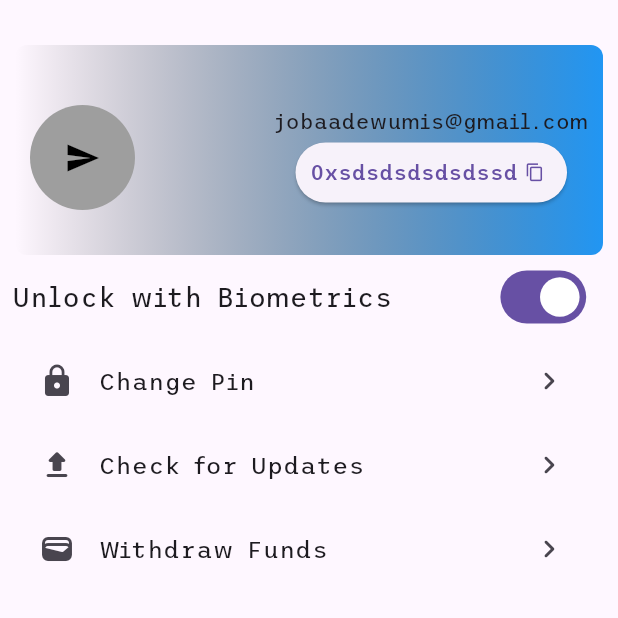
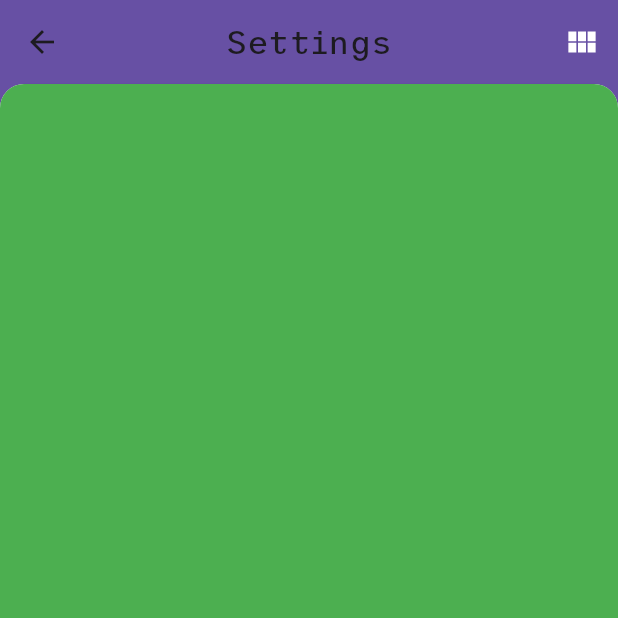
Before and after one commit to Owo-mi/Owo-Mi, a Flutter app: the SettingsScreen screen opened directly, on a phone screen of 412 x 824 dp, the top half of it. Run offline on Flutter 3.47's test engine with Material 3 defaults, Android fonts, the phone set to English and light mode, and no system bars; drawn by our look-alikes of backdrop; our stand-ins replace another_flushbar, dio, flutter_riverpod, flutter_svg, go_router, local_auth and 2 more; missing offline and left inert: flutter_inappwebview, sui, zklogin; accounts and stored records are empty.

Commit message:
Skelenton and functionality for backdrop page

```diff
--- a/Frontend/owomi/lib/ui/screens/settings/settings.dart
+++ b/Frontend/owomi/lib/ui/screens/settings/settings.dart
@@ -1,3 +1,4 @@
+import 'package:backdrop/backdrop.dart';
 import 'package:owomi/common_libs.dart';
 
 class SettingsScreen extends StatefulWidget {
@@ -8,6 +9,9 @@ class SettingsScreen extends StatefulWidget {
 }
 
 class _SettingsState extends State<SettingsScreen> {
+  int _currentIndex = 0;
+  bool backdropShowing = true;
+
   bool biometrics = true;
   Widget biometricsSwitch() => Transform.scale(
         scale: 1.1,
@@ -20,28 +24,98 @@ class _SettingsState extends State<SettingsScreen> {
         ),
       );
 
+  String dynamicHeaderText() {
+    if (backdropShowing) {
+      return "Settings";
+    } else if (_currentIndex == 0) {
+      return "Change Pin";
+    } else if (_currentIndex == 1) {
+      return "Check for Updates";
+    } else if (_currentIndex == 2) {
+      return "Withdraw Funds";
+    } else {
+      return '';
+    }
+  }
+
+  Widget checkForUpdates() {
+    return Container(
+      color: Colors.blue,
+    );
+  }
+
+  Widget withdrawFunds() {
+    return Container(
+      color: Colors.redAccent,
+    );
+  }
+
+  Widget changePin() {
+    return Container(
+      color: Colors.green,
+    );
+  }
+
+  // final List<Widget> _pages = [changePin(), checkForUpdates(), withdrawFunds()];
+
+  Widget _pages() {
+    if (_currentIndex == 0) {
+      return changePin();
+    } else if (_currentIndex == 1) {
+      return checkForUpdates();
+    } else {
+      return withdrawFunds();
+    }
+  }
+
   @override
   Widget build(BuildContext context) {
-    return SafeArea(
-      child: Container(
-        padding: const EdgeInsets.fromLTRB(10.0, 30.0, 10.0, 20.0),
+    return BackdropScaffold(
+      appBar: BackdropAppBar(
+        automaticallyImplyLeading: false,
+        centerTitle: true,
+        backgroundColor: Colors.transparent,
+        title: Text(dynamicHeaderText()),
+        actions: const <Widget>[
+          BackdropToggleButton(
+            icon: AnimatedIcons.list_view,
+          )
+        ],
+      ),
+      extendBodyBehindAppBar: true,
+      revealBackLayerAtStart: true,
+      onBackLayerConcealed: () {
+        setState(() {
+          backdropShowing = false;
+        });
+      },
+      onBackLayerRevealed: () {
+        setState(() {
+          backdropShowing = true;
+        });
+      },
+      subHeaderAlwaysActive: false,
+      // frontLayerScrim: Colors.transparent,
+      frontLayer: _pages(),
+      backLayer: Container(
+        padding: const EdgeInsets.fromLTRB(10.0, 100.0, 10.0, 20.0),
         // color: Colors.blue,
         child: Column(
           children: [
             Container(
               padding: const EdgeInsets.only(
                   top: 40.0, bottom: 30.0, left: 10.0, right: 10.0),
-              decoration: const BoxDecoration(
-                borderRadius: BorderRadius.all(
-                  Radius.circular(8.0),
-                ),
-                gradient: LinearGradient(
-                    colors: [Colors.transparent, Colors.blue],
-                    begin: FractionalOffset(0.0, 0.0),
-                    end: FractionalOffset(1.0, 0.0),
-                    stops: [0.0, 1.0],
-                    tileMode: TileMode.clamp),
-              ),
+              // decoration: const BoxDecoration(
+              //   borderRadius: BorderRadius.all(
+              //     Radius.circular(8.0),
+              //   ),
+              //   gradient: LinearGradient(
+              //       colors: [Colors.transparent, Colors.blue],
+              //       begin: FractionalOffset(0.0, 0.0),
+              //       end: FractionalOffset(1.0, 0.0),
+              //       stops: [0.0, 1.0],
+              //       tileMode: TileMode.clamp),
+              // ),
               child: Row(
                 mainAxisAlignment: MainAxisAlignment.spaceBetween,
                 children: [
@@ -96,20 +170,27 @@ class _SettingsState extends State<SettingsScreen> {
               child: ListView(
                 children: [
                   biometricsSwitch(),
-                  const ListTile(
+                  BackdropNavigationBackLayer(
+                    items: const [
+                      ListTile(
                         leading: Icon(Icons.lock),
                         title: Text('Change Pin'),
                         trailing: Icon(Icons.chevron_right_rounded),
                       ),
-                  const ListTile(
+                      ListTile(
                         leading: Icon(Icons.file_upload_rounded),
                         title: Text('Check for Updates'),
                         trailing: Icon(Icons.chevron_right_rounded),
                       ),
-                  const ListTile(
+                      ListTile(
                         leading: Icon(Icons.wallet),
                         title: Text('Withdraw Funds'),
                         trailing: Icon(Icons.chevron_right_rounded),
+                      ),
+                    ],
+                    onTap: (int position) => {
+                      setState(() => _currentIndex = position),
+                    },
                   ),
                 ],
               ),
```
Lines whose indentation alone changed are shown as unchanged.
